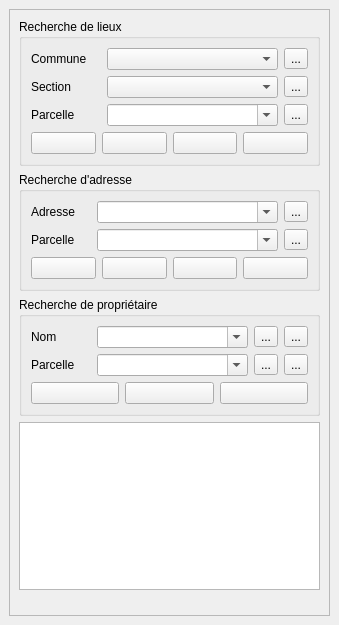
The window that forms/cadastre_search_form.ui (3liz/QgisCadastrePlugin) describes before a commit, drawn with Qt 5.
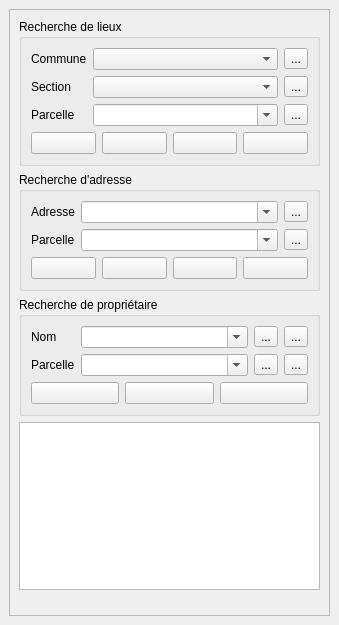
The same window after the commit. Icons and pictures are not drawn.

Commit message: Recherche - correction largeur listes déroulantes (windows) - bug #22

The edit to the form file:
```diff
--- a/forms/cadastre_search_form.ui
+++ b/forms/cadastre_search_form.ui
@@ -66,15 +66,35 @@
               </widget>
              </item>
              <item row="0" column="1">
-              <widget class="QComboBox" name="liCommune"/>
+              <widget class="QComboBox" name="liCommune">
+               <property name="sizePolicy">
+                <sizepolicy hsizetype="MinimumExpanding" vsizetype="Fixed">
+                 <horstretch>0</horstretch>
+                 <verstretch>0</verstretch>
+                </sizepolicy>
+               </property>
+              </widget>
              </item>
              <item row="1" column="1">
-              <widget class="QComboBox" name="liSection"/>
+              <widget class="QComboBox" name="liSection">
+               <property name="sizePolicy">
+                <sizepolicy hsizetype="MinimumExpanding" vsizetype="Fixed">
+                 <horstretch>0</horstretch>
+                 <verstretch>0</verstretch>
+                </sizepolicy>
+               </property>
+              </widget>
              </item>
              <item row="2" column="1">
               <layout class="QHBoxLayout" name="horizontalLayout_4">
                <item>
                 <widget class="QComboBox" name="liParcelle">
+                 <property name="sizePolicy">
+                  <sizepolicy hsizetype="MinimumExpanding" vsizetype="Fixed">
+                   <horstretch>0</horstretch>
+                   <verstretch>0</verstretch>
+                  </sizepolicy>
+                 </property>
                  <property name="editable">
                   <bool>true</bool>
                  </property>
@@ -199,6 +219,12 @@
             <layout class="QGridLayout" name="gridLayout_3">
              <item row="0" column="1">
               <widget class="QComboBox" name="liAdresse">
+               <property name="sizePolicy">
+                <sizepolicy hsizetype="MinimumExpanding" vsizetype="Fixed">
+                 <horstretch>0</horstretch>
+                 <verstretch>0</verstretch>
+                </sizepolicy>
+               </property>
                <property name="editable">
                 <bool>true</bool>
                </property>
@@ -226,6 +252,12 @@
              </item>
              <item row="1" column="1">
               <widget class="QComboBox" name="liParcelleAdresse">
+               <property name="sizePolicy">
+                <sizepolicy hsizetype="MinimumExpanding" vsizetype="Fixed">
+                 <horstretch>0</horstretch>
+                 <verstretch>0</verstretch>
+                </sizepolicy>
+               </property>
                <property name="editable">
                 <bool>true</bool>
                </property>
@@ -334,6 +366,12 @@
             <layout class="QGridLayout" name="gridLayout_2">
              <item row="0" column="1">
               <widget class="QComboBox" name="liProprietaire">
+               <property name="sizePolicy">
+                <sizepolicy hsizetype="MinimumExpanding" vsizetype="Fixed">
+                 <horstretch>0</horstretch>
+                 <verstretch>0</verstretch>
+                </sizepolicy>
+               </property>
                <property name="editable">
                 <bool>true</bool>
                </property>
@@ -354,6 +392,12 @@
              </item>
              <item row="1" column="1">
               <widget class="QComboBox" name="liParcelleProprietaire">
+               <property name="sizePolicy">
+                <sizepolicy hsizetype="MinimumExpanding" vsizetype="Fixed">
+                 <horstretch>0</horstretch>
+                 <verstretch>0</verstretch>
+                </sizepolicy>
+               </property>
                <property name="editable">
                 <bool>true</bool>
                </property>
```
The commit also changes 2 other files.
